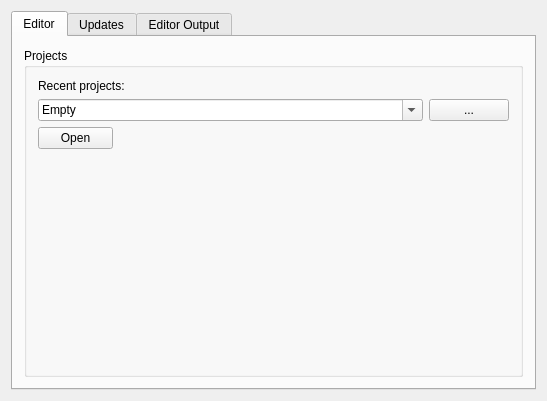
Before: the Qt Designer form mainwindow.ui in Sponk/maratis-manager, drawn with Qt 5.
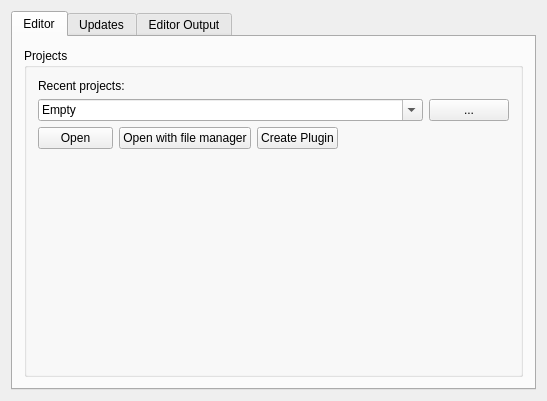
After: the same form once the commit is applied.

Commit message: + Build plugin functionality for Windows and Linux + Open in file manager feature

Patch:
```diff
--- a/mainwindow.ui
+++ b/mainwindow.ui
@@ -93,6 +93,20 @@
                  </property>
                 </widget>
                </item>
+               <item>
+                <widget class="QPushButton" name="openProjectDirButton">
+                 <property name="text">
+                  <string>Open with file manager</string>
+                 </property>
+                </widget>
+               </item>
+               <item>
+                <widget class="QPushButton" name="pushButton_2">
+                 <property name="text">
+                  <string>Create Plugin</string>
+                 </property>
+                </widget>
+               </item>
                <item>
                 <spacer name="horizontalSpacer">
                  <property name="orientation">
```
Left out of the diff: 43 changed lines with no effect on the pictures. The commit also changes 2 other files.
